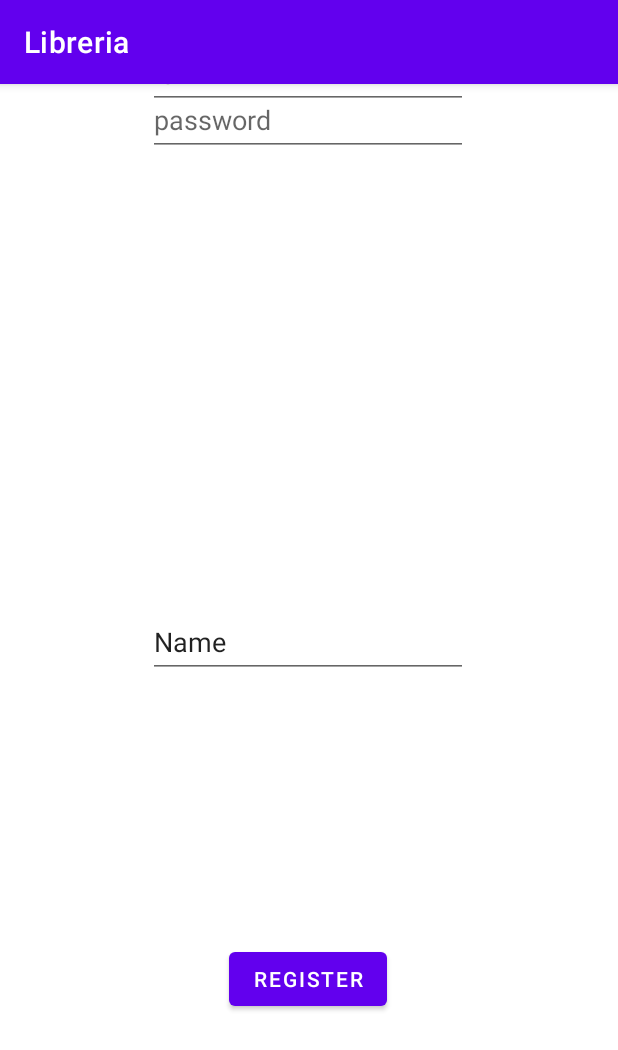
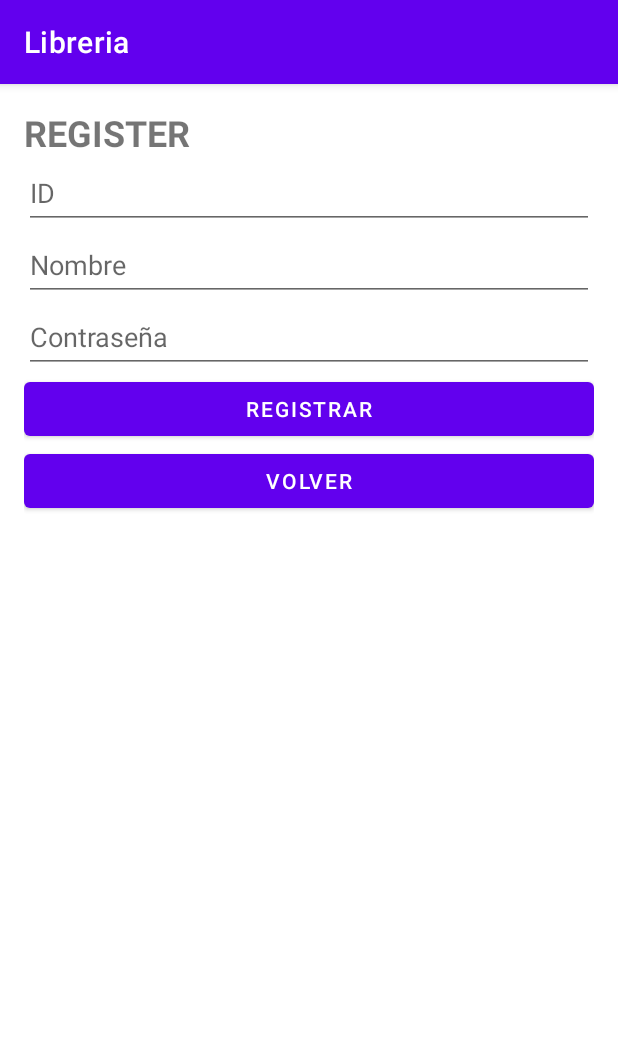
Before and after one commit to SMU28/Libreria, an Android app: the RegisterFragment screen opened through its navigation route, on a phone screen of 412 x 824 dp. Shown: the top 1050 px of the screen. Run offline under Robolectric (Android 15) with nearby library versions, the phone set to English and light mode, and no system bars.

Commit message:
register completado y login a medias xD

```diff
--- a/app/src/main/java/exercice/libreria/RegisterFragment.java
+++ b/app/src/main/java/exercice/libreria/RegisterFragment.java
@@ -1,13 +1,18 @@
 package exercice.libreria;
 
+import android.content.Intent;
 import android.os.Bundle;
 
 import androidx.fragment.app.Fragment;
+import androidx.fragment.app.FragmentManager;
+import androidx.fragment.app.FragmentTransaction;
 
 import android.view.LayoutInflater;
 import android.view.View;
 import android.view.ViewGroup;
+import android.widget.Button;
 import android.widget.EditText;
+import android.widget.Toast;
 
 import exercice.libreria.data.DAOLibreria;
 import exercice.libreria.data.Persona;
@@ -32,13 +37,34 @@ public class RegisterFragment extends Fragment {
     private EditText password;
     private DAOLibreria DAO;
 
-    public void registrar (View v){
-        Persona personaguardar = new Persona(
-                Integer.parseInt(id.getText().toString()),
-                name.getText().toString(),
-                password.getText().toString());
-        DAO.savePersona(personaguardar);
+    public void registrar(View v) {
+            String idString = id.getText().toString();
+            String nameString = name.getText().toString();
+            String passwordString = password.getText().toString();
+
+            if (idString.isEmpty() || nameString.isEmpty() || passwordString.isEmpty()) {
+                Toast.makeText(getActivity(), "Faltan datos por completar", Toast.LENGTH_SHORT).show();
+                return;
+            }
+
+            Persona personaguardar = new Persona(
+                    Integer.parseInt(idString),
+                    nameString,
+                    passwordString);
+            DAO.savePersona(personaguardar);
+
+            Toast.makeText(getActivity(), "Registro exitoso", Toast.LENGTH_SHORT).show();
+
+
+        FragmentManager manager = getActivity().getSupportFragmentManager();
+        FragmentTransaction transaction = manager.beginTransaction();
+        transaction.replace(R.id.fragmentContainerView, new LoginFragment());
+        transaction.commit();
+
     }
+
+
+
 
     public RegisterFragment() {
         // Required empty public constructor
@@ -69,12 +95,30 @@ public class RegisterFragment extends Fragment {
             mParam1 = getArguments().getString(ARG_PARAM1);
             mParam2 = getArguments().getString(ARG_PARAM2);
         }
+
     }
-
     @Override
     public View onCreateView(LayoutInflater inflater, ViewGroup container,
                              Bundle savedInstanceState) {
-        // Inflate the layout for this fragment
-        return inflater.inflate(R.layout.fragment_register, container, false);
+
+        View view = inflater.inflate(R.layout.fragment_register, container, false);
+
+        id = view.findViewById(R.id.editTextID);
+        name = view.findViewById(R.id.editTextTextPersonName2);
+        password = view.findViewById(R.id.editTextPassword);
+        Button btnRegistrar = view.findViewById(R.id.BotonR2);
+
+        DAO = new DAOLibreria(getActivity().getApplicationContext());
+
+        btnRegistrar.setOnClickListener(new View.OnClickListener() {
+            @Override
+            public void onClick(View v) {
+                registrar(v);
+                Toast.makeText(getActivity(), "Se ha registrado exitosamente", Toast.LENGTH_SHORT).show();
+            }
+        });
+
+        return view;
     }
+
 }
--- a/app/src/main/res/layout/fragment_register.xml
+++ b/app/src/main/res/layout/fragment_register.xml
@@ -1,69 +1,50 @@
 <?xml version="1.0" encoding="utf-8"?>
-<androidx.constraintlayout.widget.ConstraintLayout xmlns:android="http://schemas.android.com/apk/res/android"
-    xmlns:app="http://schemas.android.com/apk/res-auto"
-    xmlns:tools="http://schemas.android.com/tools"
+<LinearLayout xmlns:android="http://schemas.android.com/apk/res/android"
     android:layout_width="match_parent"
     android:layout_height="match_parent"
-    tools:context=".RegisterFragment">
+    android:orientation="vertical"
+    android:padding="16dp">
+
+    <TextView
+        android:id="@+id/textView"
+        android:layout_width="wrap_content"
+        android:layout_height="wrap_content"
+        android:text="REGISTER"
+        android:textSize="24sp"
+        android:textStyle="bold" />
+
+    <EditText
+        android:id="@+id/editTextID"
+        android:layout_width="match_parent"
+        android:layout_height="wrap_content"
+        android:hint="ID"
+        android:minHeight="48dp" />
+
+    <EditText
+        android:id="@+id/editTextTextPersonName2"
+        android:layout_width="match_parent"
+        android:layout_height="wrap_content"
+        android:hint="Nombre"
+        android:minHeight="48dp" />
+
+    <EditText
+        android:id="@+id/editTextPassword"
+        android:layout_width="match_parent"
+        android:layout_height="wrap_content"
+        android:hint="Contraseña"
+        android:inputType="textPassword"
+        android:minHeight="48dp" />
 
     <Button
         android:id="@+id/BotonR2"
-        android:layout_width="wrap_content"
+        android:layout_width="match_parent"
         android:layout_height="wrap_content"
-        android:onClick="registrar"
-        android:text="@string/RegisterBoton2"
-        app:layout_constraintBottom_toBottomOf="parent"
-        app:layout_constraintEnd_toEndOf="parent"
-        app:layout_constraintHorizontal_bias="0.498"
-        app:layout_constraintStart_toStartOf="parent"
-        app:layout_constraintTop_toTopOf="parent"
-        app:layout_constraintVertical_bias="0.795"
-        tools:ignore="TextSizeCheck" />
+        android:text="Registrar" />
 
-    <EditText
-        android:id="@+id/editTextID"
-        android:layout_width="wrap_content"
+    <Button
+        android:id="@+id/BotonVolver"
+        android:layout_width="match_parent"
         android:layout_height="wrap_content"
-        android:ems="10"
-        android:hint="@string/idhint"
-        android:inputType="number"
-        android:minHeight="48dp"
-        app:layout_constraintBottom_toTopOf="@+id/editTextPassword"
-        app:layout_constraintEnd_toEndOf="parent"
-        app:layout_constraintHorizontal_bias="0.497"
-        app:layout_constraintStart_toStartOf="parent"
-        app:layout_constraintTop_toTopOf="parent"
-        app:layout_constraintVertical_bias="0.654"
-        tools:ignore="Autofill" />
+        android:text="Volver" />
 
-    <EditText
-        android:id="@+id/editTextPassword"
-        android:layout_width="wrap_content"
-        android:layout_height="wrap_content"
-        android:ems="10"
-        android:hint="@string/passwordhint"
-        android:inputType="textPassword"
-        android:minHeight="48dp"
-        app:layout_constraintEnd_toEndOf="parent"
-        app:layout_constraintHorizontal_bias="0.497"
-        app:layout_constraintStart_toStartOf="parent"
-        tools:ignore="MissingConstraints"
-        tools:layout_editor_absoluteY="314dp"
-        android:importantForAutofill="no" />
-
-    <EditText
-        android:id="@+id/editTextTextPersonName2"
-        android:layout_width="wrap_content"
-        android:layout_height="wrap_content"
-        android:ems="10"
-        android:inputType="textPersonName"
-        android:minHeight="48dp"
-        android:text="@string/nameEditText"
-        app:layout_constraintBottom_toTopOf="@+id/BotonR2"
-        app:layout_constraintEnd_toEndOf="parent"
-        app:layout_constraintHorizontal_bias="0.497"
-        app:layout_constraintStart_toStartOf="parent"
-        app:layout_constraintTop_toBottomOf="@+id/editTextPassword"
-        app:layout_constraintVertical_bias="0.629"
-        android:importantForAutofill="no" />
-</androidx.constraintlayout.widget.ConstraintLayout>
+</LinearLayout>
```
Also changed, not shown: app/src/main/res/layout/fragment_login.xml (+73 -11 lines).
